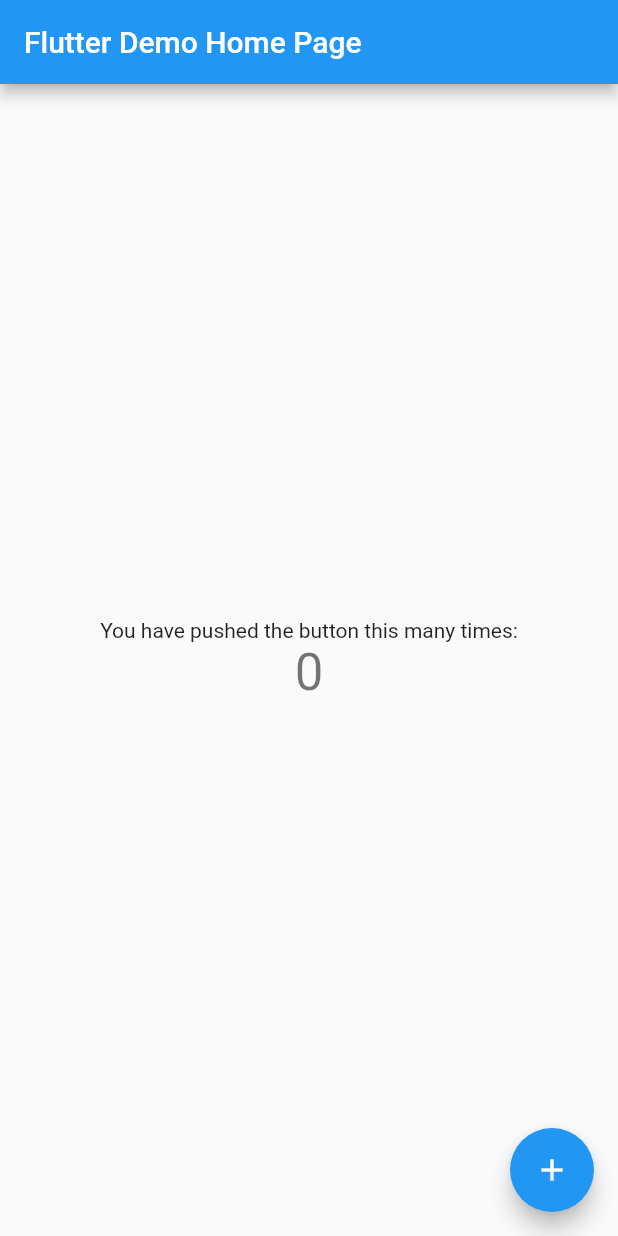
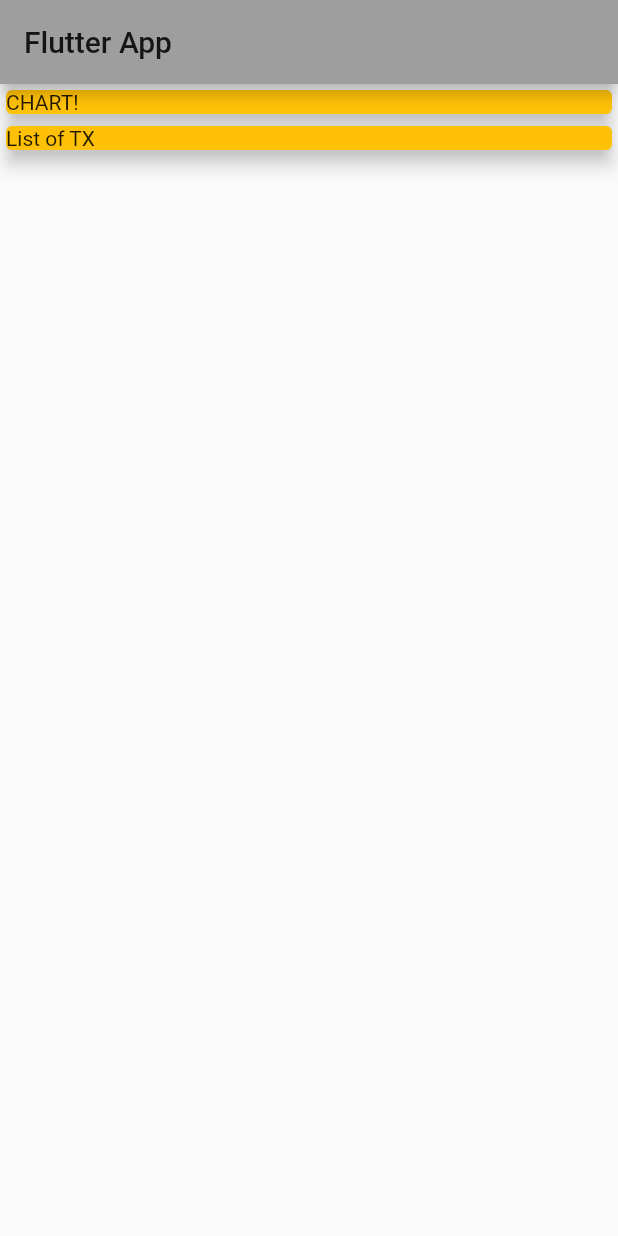
Before and after one commit to Deep27/cash-expenses, a Flutter app: the screen it shows after launch, on a phone screen of 412 x 824 dp. Run offline on Flutter 3.47's test engine with Material 2 defaults, Android fonts, the phone set to English and light mode, and no system bars.

Commit message:
Prepared Scaffold.

```diff
--- /dev/null
+++ b/lib/home_page.dart
@@ -0,0 +1,30 @@
+import 'package:flutter/material.dart';
+
+class HomePage extends StatelessWidget {
+  @override
+  Widget build(BuildContext context) {
+    return Scaffold(
+      appBar: AppBar(title: Text('Flutter App')),
+      body: Column(
+        children: <Widget>[
+          Container(
+            width: double.infinity,
+            child: Card(
+              color: Colors.amber,
+              elevation: 5,
+              child: Text('CHART!'),
+            ),
+          ),
+          Container(
+            width: double.infinity,
+            child: Card(
+              color: Colors.amber,
+              elevation: 5,
+              child: Text('List of TX'),
+            ),
+          ),
+        ],
+      ),
+    );
+  }
+}
--- a/lib/main.dart
+++ b/lib/main.dart
@@ -1,111 +1,16 @@
 import 'package:flutter/material.dart';
 
-void main() => runApp(MyApp());
+import 'home_page.dart';
 
-class MyApp extends StatelessWidget {
-  // This widget is the root of your application.
+void main() => runApp(CashExpensesApp());
+
+class CashExpensesApp extends StatelessWidget {
   @override
   Widget build(BuildContext context) {
     return MaterialApp(
-      title: 'Flutter Demo',
-      theme: ThemeData(
-        // This is the theme of your application.
-        //
-        // Try running your application with "flutter run". You'll see the
-        // application has a blue toolbar. Then, without quitting the app, try
-        // changing the primarySwatch below to Colors.green and then invoke
-        // "hot reload" (press "r" in the console where you ran "flutter run",
-        // or simply save your changes to "hot reload" in a Flutter IDE).
-        // Notice that the counter didn't reset back to zero; the application
-        // is not restarted.
-        primarySwatch: Colors.blue,
-      ),
-      home: MyHomePage(title: 'Flutter Demo Home Page'),
+      title: 'Cash Expenses',
+      theme: ThemeData(primarySwatch: Colors.grey),
+      home: HomePage()
     );
   }
 }
-
-class MyHomePage extends StatefulWidget {
-  MyHomePage({Key key, this.title}) : super(key: key);
-
-  // This widget is the home page of your application. It is stateful, meaning
-  // that it has a State object (defined below) that contains fields that affect
-  // how it looks.
-
-  // This class is the configuration for the state. It holds the values (in this
-  // case the title) provided by the parent (in this case the App widget) and
-  // used by the build method of the State. Fields in a Widget subclass are
-  // always marked "final".
-
-  final String title;
-
-  @override
-  _MyHomePageState createState() => _MyHomePageState();
-}
-
-class _MyHomePageState extends State<MyHomePage> {
-  int _counter = 0;
-
-  void _incrementCounter() {
-    setState(() {
-      // This call to setState tells the Flutter framework that something has
-      // changed in this State, which causes it to rerun the build method below
-      // so that the display can reflect the updated values. If we changed
-      // _counter without calling setState(), then the build method would not be
-      // called again, and so nothing would appear to happen.
-      _counter++;
-    });
-  }
-
-  @override
-  Widget build(BuildContext context) {
-    // This method is rerun every time setState is called, for instance as done
-    // by the _incrementCounter method above.
-    //
-    // The Flutter framework has been optimized to make rerunning build methods
-    // fast, so that you can just rebuild anything that needs updating rather
-    // than having to individually change instances of widgets.
-    return Scaffold(
-      appBar: AppBar(
-        // Here we take the value from the MyHomePage object that was created by
-        // the App.build method, and use it to set our appbar title.
-        title: Text(widget.title),
-      ),
-      body: Center(
-        // Center is a layout widget. It takes a single child and positions it
-        // in the middle of the parent.
-        child: Column(
-          // Column is also a layout widget. It takes a list of children and
-          // arranges them vertically. By default, it sizes itself to fit its
-          // children horizontally, and tries to be as tall as its parent.
-          //
-          // Invoke "debug painting" (press "p" in the console, choose the
-          // "Toggle Debug Paint" action from the Flutter Inspector in Android
-          // Studio, or the "Toggle Debug Paint" command in Visual Studio Code)
-          // to see the wireframe for each widget.
-          //
-          // Column has various properties to control how it sizes itself and
-          // how it positions its children. Here we use mainAxisAlignment to
-          // center the children vertically; the main axis here is the vertical
-          // axis because Columns are vertical (the cross axis would be
-          // horizontal).
-          mainAxisAlignment: MainAxisAlignment.center,
-          children: <Widget>[
-            Text(
-              'You have pushed the button this many times:',
-            ),
-            Text(
-              '$_counter',
-              style: Theme.of(context).textTheme.display1,
-            ),
-          ],
-        ),
-      ),
-      floatingActionButton: FloatingActionButton(
-        onPressed: _incrementCounter,
-        tooltip: 'Increment',
-        child: Icon(Icons.add),
-      ), // This trailing comma makes auto-formatting nicer for build methods.
-    );
-  }
-}
```
